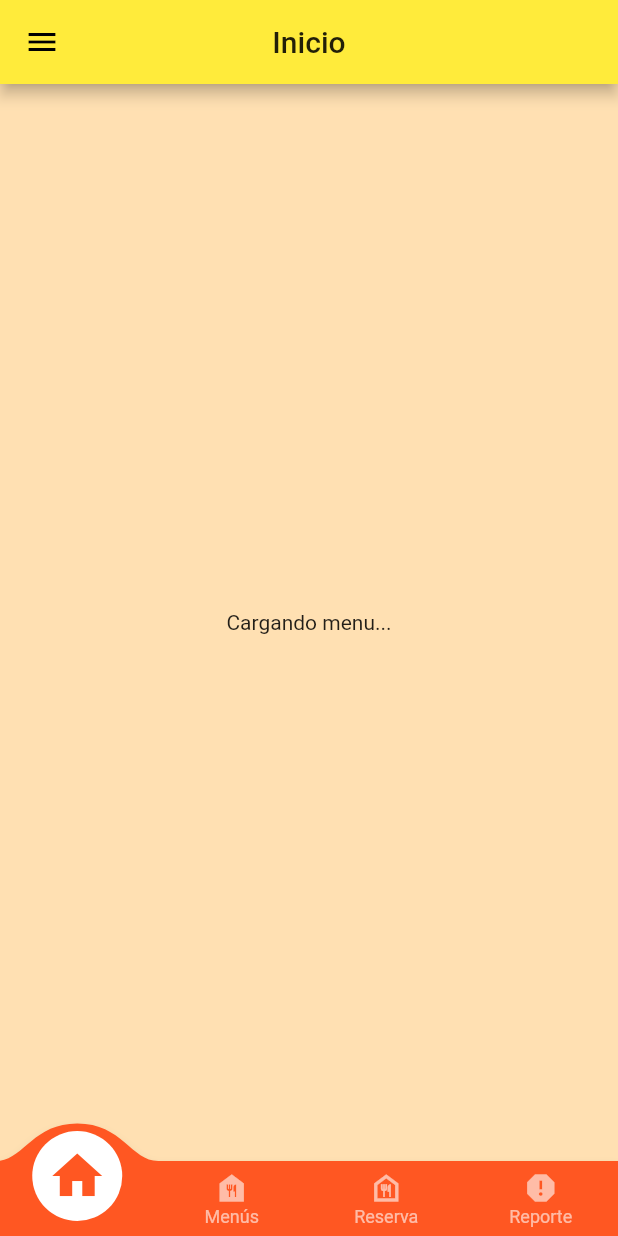
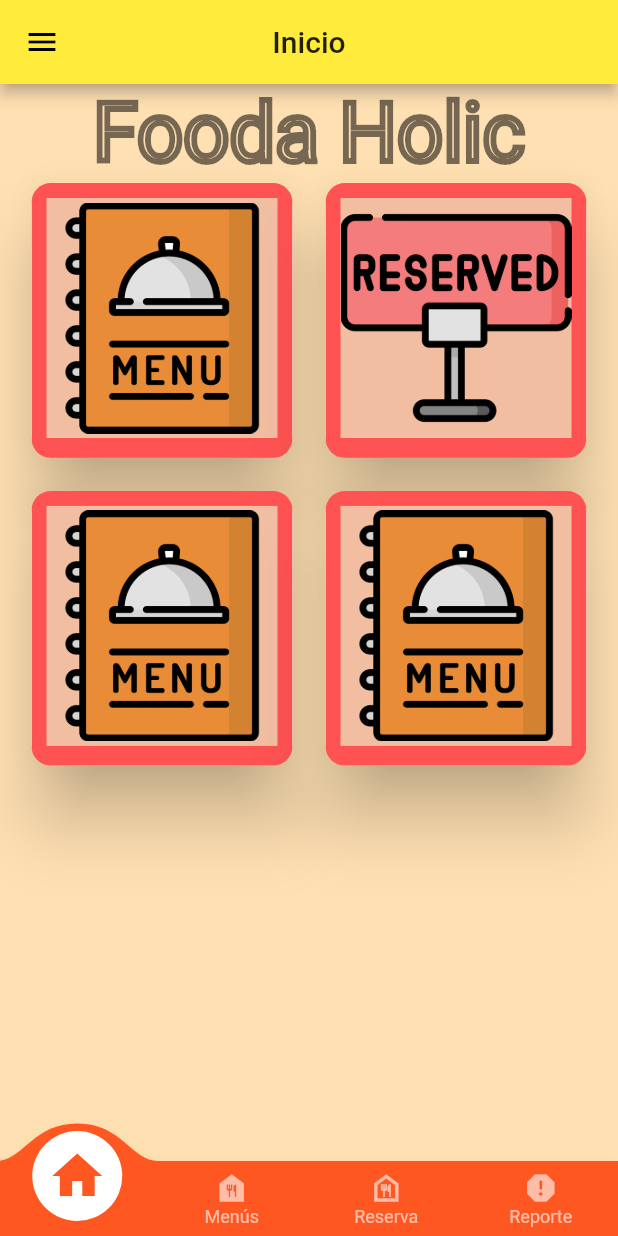
Before and after one commit to victor131999/foodaholic_app_v, a Flutter app: the screen it shows after launch, on a phone screen of 412 x 824 dp. Run offline on Flutter 3.47's test engine with Material 2 defaults, Android fonts, the phone set to English and light mode, and no system bars; drawn by our look-alikes of convex_bottom_bar; our stand-ins replace carousel_slider, google_maps_flutter, image_picker; missing offline and left inert: mime_type.

Commit message:
Botones principales

```diff
--- a/foodaholic_app_full/foodaholic_app_v/lib/pages/home_page.dart
+++ b/foodaholic_app_full/foodaholic_app_v/lib/pages/home_page.dart
@@ -3,8 +3,8 @@ import 'package:convex_bottom_bar/convex_bottom_bar.dart';
 import 'package:foodaholic_app_v/widgets/current_location_widget.dart';
 import 'package:foodaholic_app_v/widgets/form_reservation_widget.dart';
 import 'package:foodaholic_app_v/widgets/form_report_widget.dart';
+import 'package:foodaholic_app_v/widgets/home_widget.dart';
 import 'package:foodaholic_app_v/widgets/profile_widget.dart';
-import 'package:foodaholic_app_v/widgets/various_menu_widget.dart';
 import 'package:foodaholic_app_v/widgets/details_menu_widget.dart';
 class HomePage extends StatefulWidget {
   HomePage({Key key}) : super(key: key);
@@ -25,8 +25,8 @@ class _HomePageState extends State<HomePage> {
     'Sugerencias y reportes'];
 
   final List<Widget> _pages = [
-    CurrentSpecialWidget(
-      key: PageStorageKey('special'),
+    MenusWidget(
+      key: PageStorageKey('Home'),
 
     ),
     MainWidget(
@@ -43,7 +43,7 @@ class _HomePageState extends State<HomePage> {
     ),
     ProfileWidget(
       key: PageStorageKey('profile'),
-    )
+    ),
 
   ];
 
@@ -177,4 +177,5 @@ class _HomePageState extends State<HomePage> {
     );
   }
 
+
 }
--- /dev/null
+++ b/foodaholic_app_full/foodaholic_app_v/lib/widgets/home_widget.dart
@@ -0,0 +1,330 @@
+import 'package:flutter/material.dart';
+import 'various_menu_widget.dart';
+import 'form_reservation_widget.dart';
+
+
+
+class MenusWidget extends StatefulWidget {
+  MenusWidget({Key key}) : super(key: key);
+
+  @override
+  _MenusWidgetState createState() => _MenusWidgetState();
+}
+
+class _MenusWidgetState extends State<MenusWidget> {
+  final formKey = GlobalKey<FormState>();
+
+
+  final List<Widget> _pages = [
+    CurrentSpecialWidget(
+      key: PageStorageKey('main'),
+    ),
+    FormWidget(
+      key: PageStorageKey('Form'),
+    ),
+
+  ];
+
+  Size screenSize;
+  @override
+  void initState() {
+    super.initState();
+  }
+
+
+@override
+  Widget build(BuildContext context) {
+
+    screenSize = MediaQuery.of(context).size;
+    return Container(
+      child: buttons(),
+    );
+
+  }
+
+  buttons(){
+    double _heigth = MediaQuery.of(context).size.height;
+    double  _width= MediaQuery.of(context).size.width;
+    return Scaffold(
+      body: Stack(
+        children: <Widget>[
+          Container(
+            height: _heigth * 60,
+            width: _width * 60,
+            decoration: BoxDecoration(
+              color: Colors.orange[100],
+            ),
+          ),
+          SafeArea(
+            child: Padding(
+              padding: const EdgeInsets.symmetric(horizontal: 20),
+              child: Column(
+                crossAxisAlignment: CrossAxisAlignment.start,
+                children: <Widget>[
+                  Align(
+                    alignment: Alignment.center,
+                    child: Container(
+                      child: Text(
+                        'Fooda Holic',
+                        style: TextStyle(
+                          fontSize: 54,
+                          foreground: Paint()
+                            ..style = PaintingStyle.stroke
+                            ..strokeWidth = 4
+                            ..color = Colors.black54,
+                        ),
+                      ),
+                      alignment: Alignment.center,
+                      height: 65,
+                      width: 600,
+                    ),
+                  ),
+
+                  Expanded(
+                    child: GridView.count(
+                      crossAxisCount: 2,
+                      childAspectRatio: 0.95,
+                      crossAxisSpacing: 20,
+                      mainAxisSpacing: 20,
+                      children: <Widget>[
+                        Card(
+                          shape: RoundedRectangleBorder(borderRadius: BorderRadius.circular(15)),
+                          margin: EdgeInsets.all(1),
+                          elevation: 20,
+                          child: ClipRRect(
+                          borderRadius: BorderRadius.circular(13),
+                          child: Container(
+                            child: Material(
+                              color: Colors.redAccent,
+                              child: InkWell(
+                                onTap: (){
+                                  Navigator.push(
+                                    context,
+                                    MaterialPageRoute(
+                                      builder: (context) => menus(),
+                                    )
+                                  );
+                                },
+                                child: Padding(
+                                  padding: const EdgeInsets.all(10),
+                                  child: Column(
+                                    children: <Widget>[
+                                      Align(
+                                        alignment: Alignment.center,
+                                        child: Container(
+                                          alignment: Alignment.center,
+                                          height: 160,
+                                          width: 700,
+                                          decoration: BoxDecoration(
+                                            color: Color(0xFFF2BEA1),
+                                            shape: BoxShape.rectangle,
+                                            image: DecorationImage(
+                                              alignment: Alignment.center,
+                                              image: AssetImage("assets/images/menu.png"),
+                                            ),
+                                          ),
+                                        ),
+                                      ),
+
+                                    ],
+                                  ),
+                                ),
+                              ),
+                            ),
+                          ),
+                         ),
+                        ),
+                        Card(
+                          shape: RoundedRectangleBorder(borderRadius: BorderRadius.circular(15)),
+                          margin: EdgeInsets.all(1),
+                          elevation: 20,
+                          child: ClipRRect(
+                          borderRadius: BorderRadius.circular(13),
+                          child: Container(
+                            child: Material(
+                              color: Colors.redAccent,
+                              child: InkWell(
+                                onTap: (){
+                                  Navigator.push(
+                                    context,
+                                    MaterialPageRoute(
+                                      builder: (context) => this.reservation(),
+                                    )
+                                  );
+                                },
+                                child: Padding(
+                                  padding: const EdgeInsets.all(10),
+                                  child: Column(
+                                    children: <Widget>[
+                                      Align(
+                                        alignment: Alignment.center,
+                                        child: Container(
+                                          alignment: Alignment.center,
+                                          height: 160,
+                                          width: 700,
+                                          decoration: BoxDecoration(
+                                            color: Color(0xFFF2BEA1),
+                                            shape: BoxShape.rectangle,
+                                            image: DecorationImage(
+                                              alignment: Alignment.center,
+                                              image: AssetImage("assets/images/reserved.png"),
+                                            ),
+                                          ),
+                                        ),
+                                      ),
+
+                                    ],
+                                  ),
+                                ),
+                              ),
+                            ),
+                          ),
+                         ),
+                        ),
+                        Card(
+                          shape: RoundedRectangleBorder(borderRadius: BorderRadius.circular(15)),
+                          margin: EdgeInsets.all(1),
+                          elevation: 20,
+                          child: ClipRRect(
+                          borderRadius: BorderRadius.circular(13),
+                          child: Container(
+                            child: Material(
+                              color: Colors.redAccent,
+                              child: InkWell(
+                                onTap: (){
+                                  Navigator.push(
+                                    context,
+                                    MaterialPageRoute(
+                                      builder: (context) => youVideos(),
+                                    )
+                                  );
+                                },
+                                child: Padding(
+                                  padding: const EdgeInsets.all(10),
+                                  child: Column(
+                                    children: <Widget>[
+                                      Align(
+                                        alignment: Alignment.center,
+                                        child: Container(
+                                          alignment: Alignment.center,
+                                          height: 160,
+                                          width: 700,
+                                          decoration: BoxDecoration(
+                                            color: Color(0xFFF2BEA1),
+                                            shape: BoxShape.rectangle,
+                                            image: DecorationImage(
+                                              alignment: Alignment.center,
+                                              image: AssetImage("assets/images/menu.png"),
+                                            ),
+                                          ),
+                                        ),
+                                      ),
+
+                                    ],
+                                  ),
+                                ),
+                              ),
+                            ),
+                          ),
+                         ),
+                        ),
+                        Card(
+                          shape: RoundedRectangleBorder(borderRadius: BorderRadius.circular(15)),
+                          margin: EdgeInsets.all(1),
+                          elevation: 20,
+                          child: ClipRRect(
+                          borderRadius: BorderRadius.circular(13),
+                          child: Container(
+                            child: Material(
+                              color: Colors.redAccent,
+                              child: InkWell(
+                                onTap: (){
+                                  Navigator.push(
+                                    context,
+                                    MaterialPageRoute(
+                                      builder: (context) => combos(),
+                                    )
+                                  );
+                                },
+                                child: Padding(
+                                  padding: const EdgeInsets.all(10),
+                                  child: Column(
+                                    children: <Widget>[
+                                      Align(
+                                        alignment: Alignment.center,
+                                        child: Container(
+                                          alignment: Alignment.center,
+                                          height: 160,
+                                          width: 700,
+                                          decoration: BoxDecoration(
+                                            color: Color(0xFFF2BEA1),
+                                            shape: BoxShape.rectangle,
+                                            image: DecorationImage(
+                                              alignment: Alignment.center,
+                                              image: AssetImage("assets/images/menu.png"),
+                                            ),
+                                          ),
+                                        ),
+                                      ),
+
+                                    ],
+                                  ),
+                                ),
+                              ),
+                            ),
+                          ),
+                         ),
+                        ),
+                      ],
+                    ),
+
+                  ),
+                ],
+              ),
+            ),
+          )
+        ],
+      ),
+    );
+  }
+
+  menus() {
+    return new Scaffold(
+      appBar: AppBar(title: new Text("Menús"),backgroundColor: Colors.yellow,),
+      body: Center(
+        child:_pages[0]
+      )
+    );
+  }
+
+  reservation() {
+    return new Scaffold(
+      appBar: AppBar(title: new Text("Reservación"),backgroundColor: Colors.yellow),
+      body: Center(
+        child: _pages[1]
+      )
+    );
+  }
+
+    youVideos() {
+    return new Scaffold(
+      appBar: AppBar(title: new Text("Menús"),backgroundColor: Colors.yellow,),
+      body: Center(
+        child:_pages[2]
+      )
+    );
+  }
+
+  combos() {
+    return new Scaffold(
+      appBar: AppBar(title: new Text("Reservación"),backgroundColor: Colors.yellow),
+      body: Center(
+        child: _pages[3]
+      )
+    );
+  }
+
+
+
+
+}
```
Also changed, not shown: foodaholic_app_full/foodaholic_app_v/lib/widgets/combos_widget.dart (added, +113 -0 lines), foodaholic_app_full/foodaholic_app_v/lib/widgets/various_menu_widget.dart (+10 -6 lines), foodaholic_app_full/foodaholic_app_v/assets/images/menu.png (added), foodaholic_app_full/foodaholic_app_v/assets/images/reserved.png (added).
